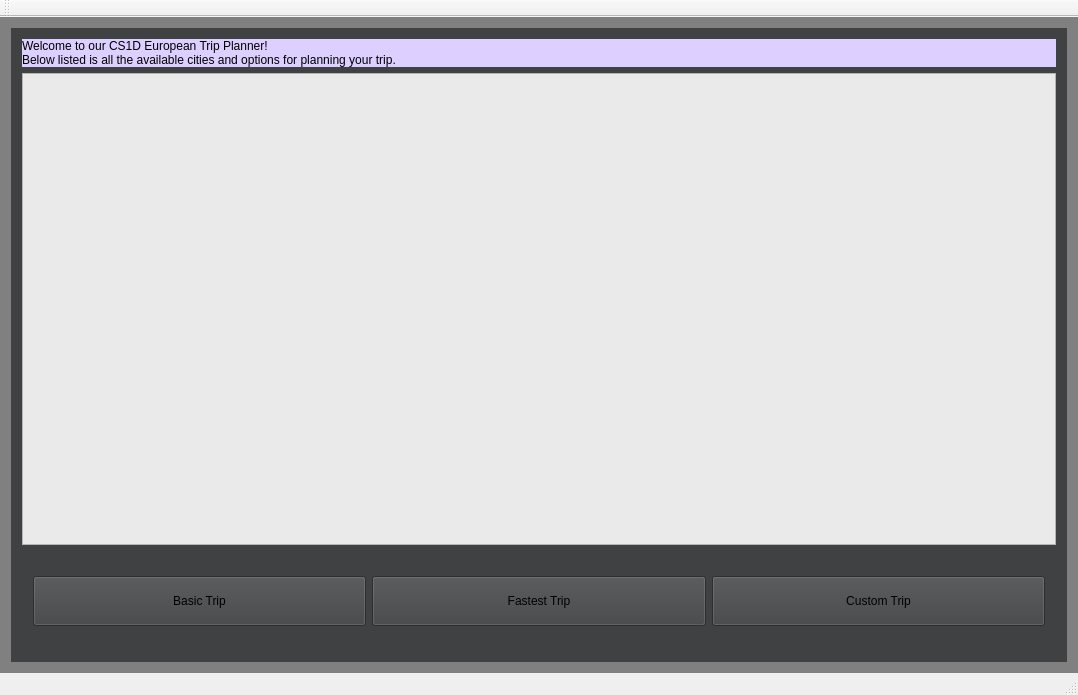
Old version of the form mainwindow.ui in the repository The-afroman/CS1D-vacation-project.
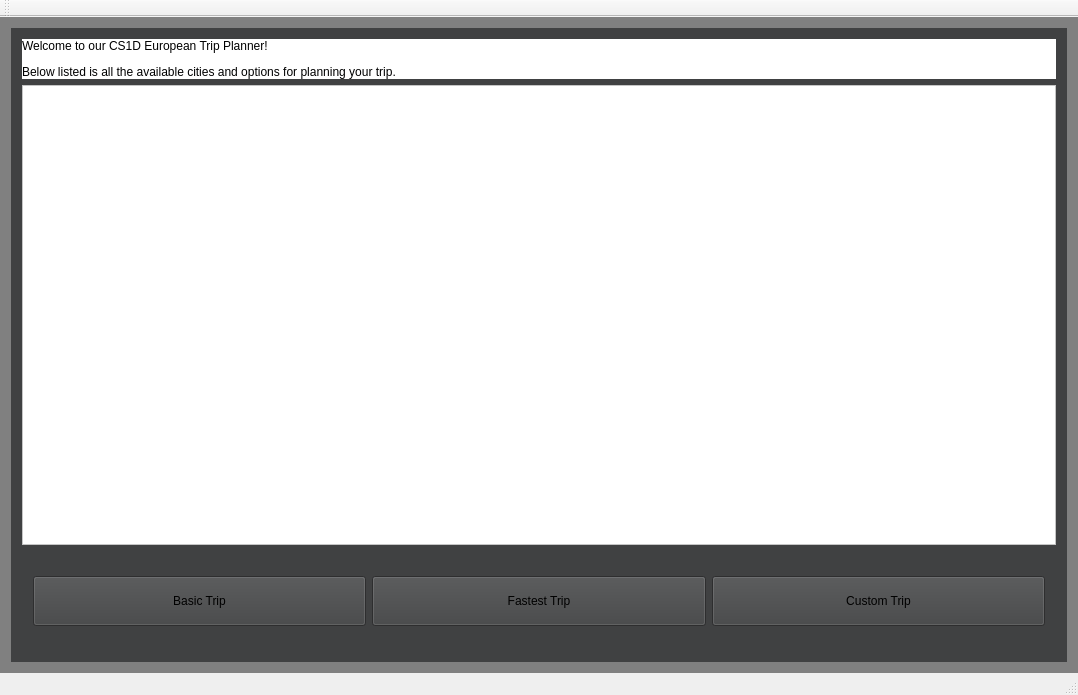
New version of the form.

Commit message: made text easier to see

Diff of the .ui file:
```diff
--- a/mainwindow.ui
+++ b/mainwindow.ui
@@ -121,7 +121,7 @@
            </size>
           </property>
           <property name="styleSheet">
-           <string notr="true">background-color :rgb(234, 234, 234)</string>
+           <string notr="true">background-color :rgb(255, 255, 255)</string>
           </property>
          </widget>
         </item>
@@ -129,11 +129,13 @@
          <widget class="QLabel" name="label_2">
           <property name="styleSheet">
            <string notr="true">font: 75 22pt &quot;Times New Roman&quot;;
-background-color: rgb(221, 207, 255)</string>
+background-color: rgb(255, 255, 255)</string>
           </property>
           <property name="text">
-           <string>Welcome to our CS1D European Trip Planner! 
-Below listed is all the available cities and options for planning your trip.</string>
+           <string>&lt;html&gt;&lt;head/&gt;&lt;body&gt;&lt;p&gt;&lt;span style=&quot; font-weight:400; color:#000000;&quot;&gt;Welcome to our CS1D European Trip Planner! &lt;/span&gt;&lt;/p&gt;&lt;p&gt;&lt;span style=&quot; font-weight:400; color:#000000;&quot;&gt;Below listed is all the available cities and options for planning your trip.&lt;/span&gt;&lt;/p&gt;&lt;/body&gt;&lt;/html&gt;</string>
+          </property>
+          <property name="scaledContents">
+           <bool>true</bool>
           </property>
          </widget>
         </item>
```
Left out of the diff: 2 changed lines with no effect on the pictures. The commit also changes 1 other file.
